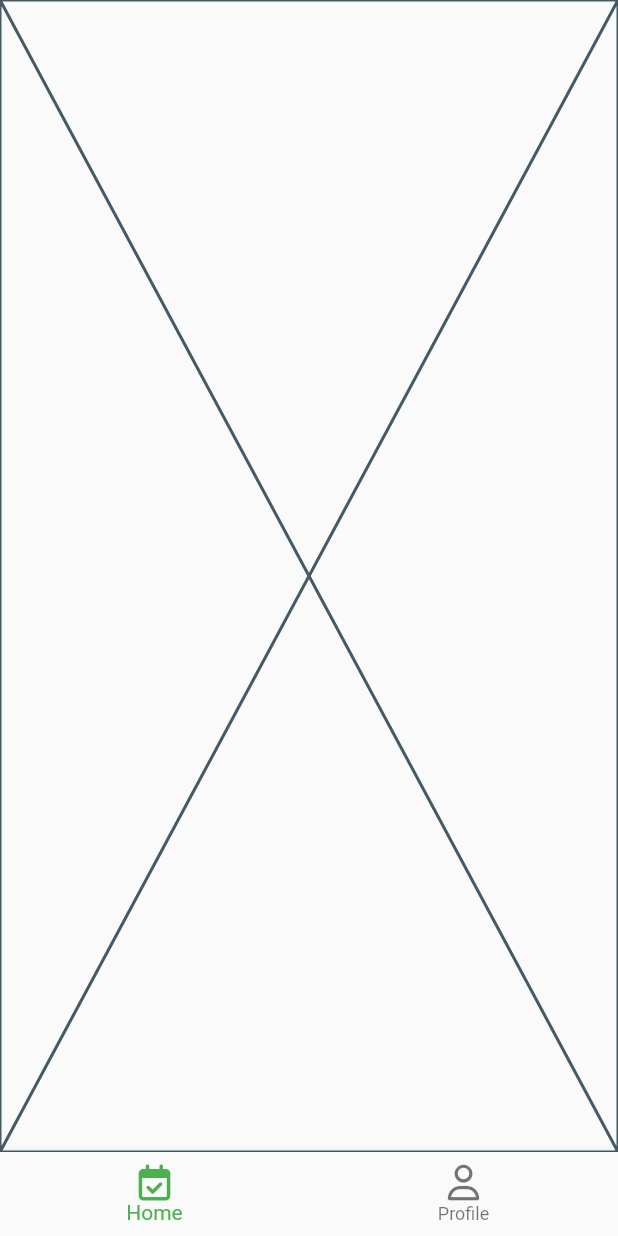
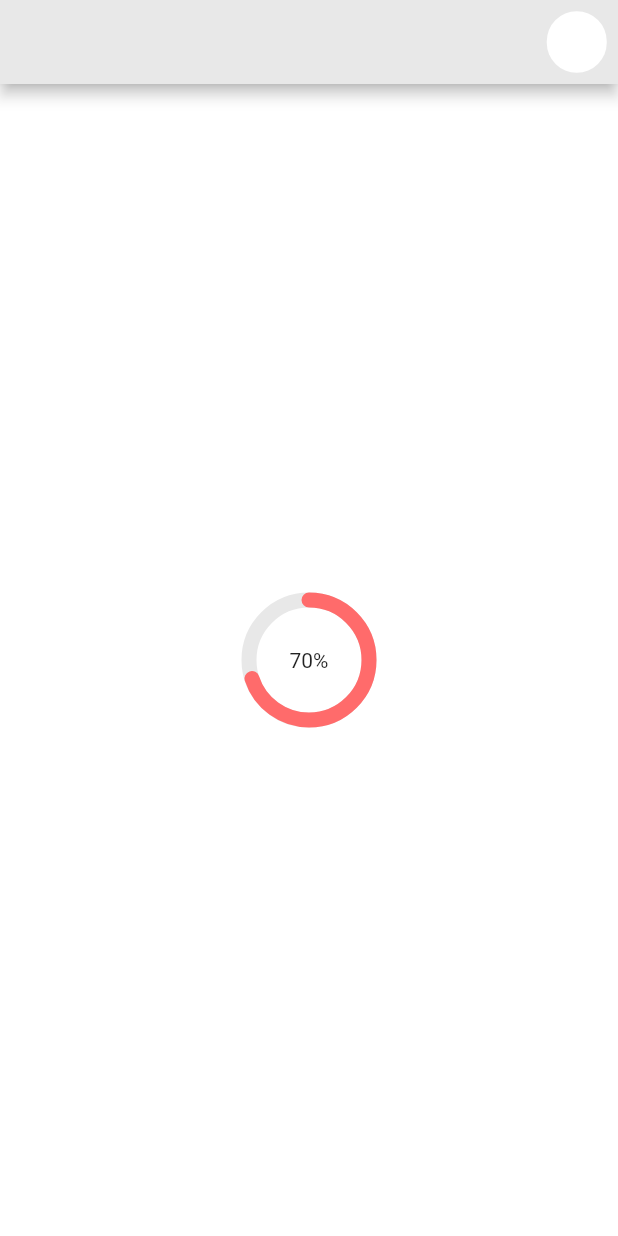
Before and after one commit to yeeet7/food, a Flutter app: the screen it shows once a user with an empty profile is signed in, on a phone screen of 412 x 824 dp. Run offline on Flutter 3.47's test engine with Material 2 defaults, Android fonts, the phone set to English and light mode, and no system bars; our stand-ins replace firebase_auth, firebase_core, font_awesome_flutter, google_sign_in; accounts and stored records are empty; network calls fail.

Commit message:
package name + Circular Percent Indicator

```diff
--- a/lib/login.dart
+++ b/lib/login.dart
@@ -88,7 +88,7 @@ class Login extends StatelessWidget {
               const Icon(FontAwesomeIcons.google),
               width: 40,
               onTap: () async {
-                GoogleSignInAccount? account = await googleSignIn.signIn();
+                GoogleSignInAccount? account = await googleSignIn.signIn(); //TODO: need to wait 30 days before first "food" project is deleted and sha1 is not in conflict (28/8/2023)
                 GoogleSignInAuthentication auth = await account!.authentication;
                 await FirebaseAuth.instance.signInWithCredential(GoogleAuthProvider.credential(idToken: auth.idToken, accessToken: auth.accessToken));
               }
--- a/lib/main.dart
+++ b/lib/main.dart
@@ -2,7 +2,7 @@
 import 'package:firebase_auth/firebase_auth.dart';
 import 'package:firebase_core/firebase_core.dart';
 import 'package:flutter/material.dart';
-import 'package:font_awesome_flutter/font_awesome_flutter.dart';
+import 'package:food/widgets/circular_percent_indicator.dart';
 import 'package:google_sign_in/google_sign_in.dart';
 import 'package:food/profile.dart';
 import 'package:food/login.dart';
@@ -22,10 +22,24 @@ class MyApp extends StatelessWidget {
   @override
   Widget build(BuildContext context) {
     return MaterialApp(
-      title: 'Macros',
+      title: 'Food',
       themeMode: ThemeMode.system,
-      theme: ThemeData(primarySwatch: Colors.green,),
-      darkTheme: ThemeData.dark().copyWith(primaryColor: Colors.green),
+      theme: ThemeData.light().copyWith(
+        scaffoldBackgroundColor: const Color(0xFFffffff),
+        colorScheme: const ColorScheme.dark(
+          secondary: Color(0xFFe8e8e8),
+          primary: Color(0xFFffffff),
+        ),
+        primaryColor: const Color(0xFFff6b6b)
+      ),
+      darkTheme: ThemeData.dark().copyWith(
+        scaffoldBackgroundColor: const Color(0xFF101010),
+        colorScheme: const ColorScheme.dark(
+          secondary: Color(0xFF171717),
+          primary: Color(0xFF101010),
+        ),
+        primaryColor: const Color(0xFF6B0000)
+      ),
       home: StreamBuilder(
         stream: FirebaseAuth.instance.userChanges(),
         builder: (context, snapshot) {
@@ -47,38 +61,46 @@ class App extends StatefulWidget {
   State<App> createState() => _AppState();
 }
 
-class _AppState extends State<App> {
-
-  final main = const Main();
-  final profile = const Profile();
-
-  int currentIndex =  0;
-
+class _AppState extends State<App> with TickerProviderStateMixin {
   @override
   Widget build(BuildContext context) {
     return Scaffold(
 
-      body: [main, profile][currentIndex],
+      appBar: AppBar(
+        backgroundColor: Theme.of(context).colorScheme.secondary,
+        actions: [
+          Container(
+            width: 40,
+            height: 40,
+            margin: const EdgeInsets.all(15/2),
+            decoration: BoxDecoration(
+              color: Theme.of(context).colorScheme.primary,
+              borderRadius: BorderRadius.circular(80)
+            ),
+            child: Material(
+              borderRadius: BorderRadius.circular(80),
+              color: Colors.transparent,
+              child: InkWell(
+                borderRadius: BorderRadius.circular(80),
+                onTap: () => Navigator.push(context, MaterialPageRoute(builder: (context) => const Profile())),
+                child: FirebaseAuth.instance.currentUser?.photoURL != null ? Image.network(FirebaseAuth.instance.currentUser!.photoURL!) : null
+              )
+            )
+          ),
+        ],
+      ),
 
-      bottomNavigationBar: BottomNavigationBar(
-        selectedItemColor: Theme.of(context).primaryColor,
-        currentIndex: currentIndex,
-        onTap: (index) => setState(() => currentIndex = index),
-        items: const [
-          BottomNavigationBarItem(label: 'Home', icon: Icon(FontAwesomeIcons.calendarCheck)),
-          BottomNavigationBarItem(label: 'Profile', icon: Icon(FontAwesomeIcons.user)),
-        ]
+      body: Center(
+        child: CircularPercentIndicator(
+          0.7,
+          shouldAnimate: true,
+          animationController: AnimationController(vsync: this, duration: const Duration(milliseconds: 400))..forward(),
+          fgColor: Theme.of(context).primaryColor,
+          bgColor: Theme.of(context).colorScheme.secondary,
+          center: const Text('70%'),
+        ),
       ),
 
     );
   }
 }
-
-class Main extends StatelessWidget {
-  const Main({super.key});
-
-  @override
-  Widget build(BuildContext context) {
-    return const Placeholder();
-  }
-}
--- a/lib/profile.dart
+++ b/lib/profile.dart
@@ -17,7 +17,7 @@ class _ProfileState extends State<Profile> {
     return Scaffold(
 
       body: CupertinoButton(
-        child: const Text('sign out'),
+        child: Text('sign out', style: TextStyle(color: Theme.of(context).primaryColor),),
         onPressed: () async {
           await googleSignIn.signOut();
           await FirebaseAuth.instance.signOut();
--- /dev/null
+++ b/lib/widgets/circular_percent_indicator.dart
@@ -0,0 +1,92 @@
+
+import 'dart:math';
+import 'package:flutter/material.dart';
+
+@immutable
+class CircularPercentIndicator extends StatefulWidget {
+  const CircularPercentIndicator(this.value, {this.shouldAnimate = false, this.animationController, this.center, this.strokeWidth, this.bgColor, this.fgColor, super.key}):assert(shouldAnimate == true ? (animationController != null):true);
+  final double value;
+  final AnimationController? animationController;
+  final bool shouldAnimate;
+  final Widget? center;
+  final double? strokeWidth;
+  final Color? bgColor;
+  final Color? fgColor;
+
+  @override
+  State<CircularPercentIndicator> createState() => _CircularPercentIndicatorState();
+}
+
+class _CircularPercentIndicatorState extends State<CircularPercentIndicator> {
+  @override
+  Widget build(BuildContext context) {
+
+    Widget returnWidget;
+    if(widget.shouldAnimate) {
+      returnWidget = AnimatedBuilder(
+        animation: widget.animationController!,
+        builder: (context, child) {
+          return CustomPaint(
+            isComplex: false,
+            foregroundPainter: _CircularPercentIndicatorPainter(
+              Tween(begin: 0.0, end: widget.value).animate(widget.animationController!).value,
+              bgColor: widget.bgColor,
+              fgColor: widget.fgColor,
+              strokeWidth: widget.strokeWidth,
+            ),
+            child: Center(child: widget.center),
+          );
+        }
+      );
+    } else {
+      returnWidget = CustomPaint(
+        isComplex: false,
+        foregroundPainter: _CircularPercentIndicatorPainter(
+          widget.value,
+          bgColor: widget.bgColor,
+          fgColor: widget.fgColor,
+          strokeWidth: widget.strokeWidth,
+        ),
+        child: Center(child: widget.center),
+      );
+    }
+    return returnWidget;
+  }
+}
+
+@immutable
+class _CircularPercentIndicatorPainter extends CustomPainter {
+
+  const _CircularPercentIndicatorPainter(this.value, {this.strokeWidth, this.bgColor, this.fgColor});
+  final double value;
+  final double? strokeWidth;
+  final Color? bgColor;
+  final Color? fgColor;
+
+  @override
+  void paint(Canvas canvas, Size size) {
+    /// configure paint for background
+    Paint bg = Paint()..strokeWidth = strokeWidth ?? 10
+      ..color = bgColor ?? Colors.grey
+      ..style = PaintingStyle.stroke;
+
+    Offset center = Offset(size.width/2, size.height/2);
+    double radius = 40;
+    /// draw background
+    canvas.drawCircle(center, radius, bg);
+
+    /// configure paint for foreground
+    Paint fg = Paint()
+      ..strokeWidth = strokeWidth ?? 10
+      ..color = fgColor ?? Colors.blue
+      ..style = PaintingStyle.stroke
+      ..strokeCap = StrokeCap.round;
+
+    /// draw the percentage circle
+    canvas.drawArc(Rect.fromCircle(center: center, radius: radius), 1.5*pi, 2*pi*value, false, fg);
+  }
+
+  @override
+  bool shouldRepaint(covariant CustomPainter oldDelegate) => true;
+
+}
```
Also changed, not shown: assets/apple.png (added), assets/apple_icon.png (added), 31 other files.
